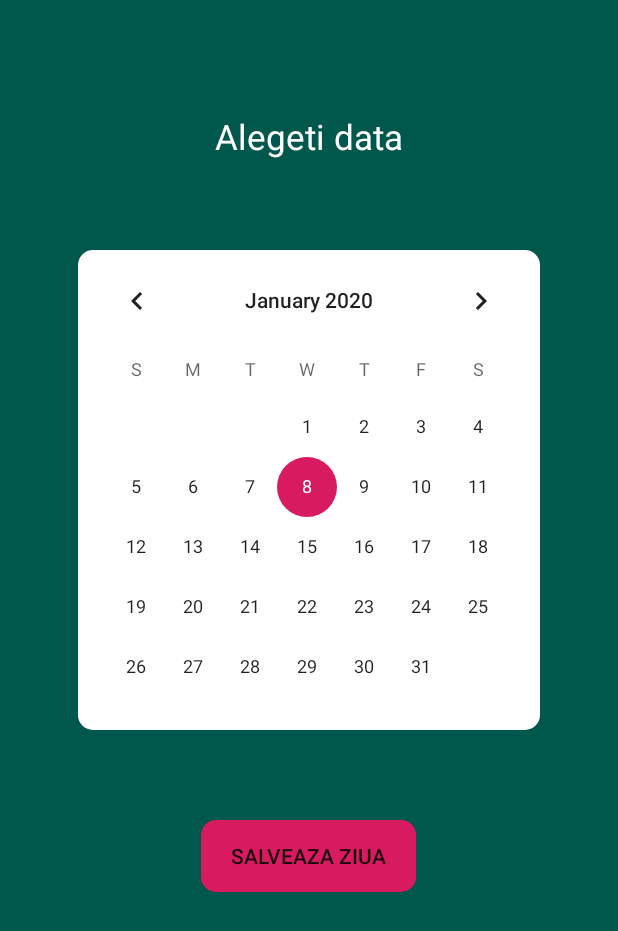
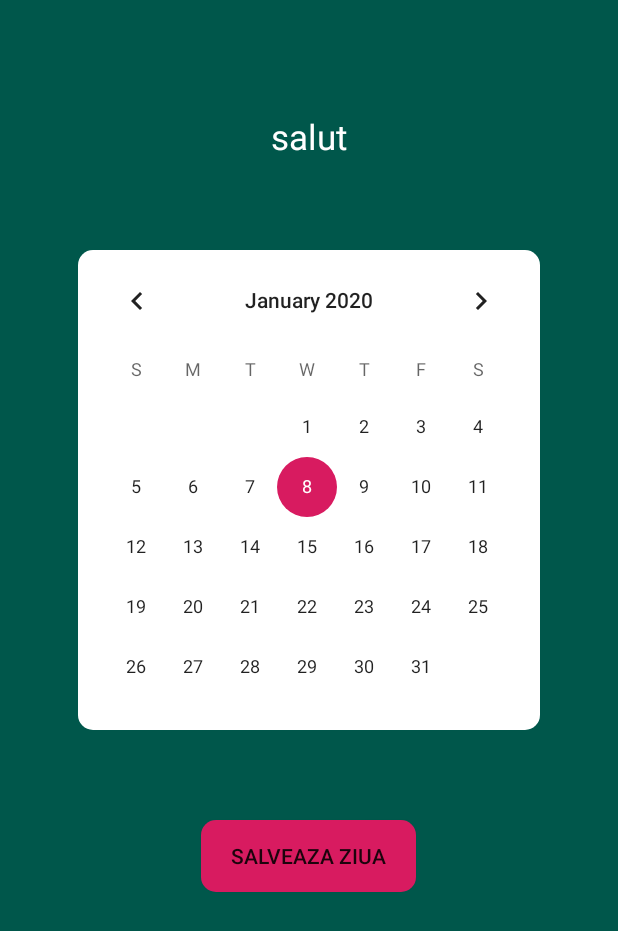
Before and after one commit to paulandrei28/Proiect-PA, an Android app: the screen it shows after launch (MainActivity), on a phone screen of 412 x 824 dp. Shown: the top 931 px of the screen. Run offline under Robolectric (Android 15) with nearby library versions, the phone set to English and light mode, and no system bars.

Commit message:
am schimbat ceva

```diff
--- a/CalendarAppJavaP/app/src/main/res/layout/activity_main.xml
+++ b/CalendarAppJavaP/app/src/main/res/layout/activity_main.xml
@@ -15,7 +15,7 @@
         android:layout_width="wrap_content"
         android:layout_height="wrap_content"
         android:layout_gravity="center"
-        android:text="Alegeti data"
+        android:text="salut"
         android:textColor="#FFF"
         android:textSize="23sp"
         android:layout_marginTop="75dp"
```
